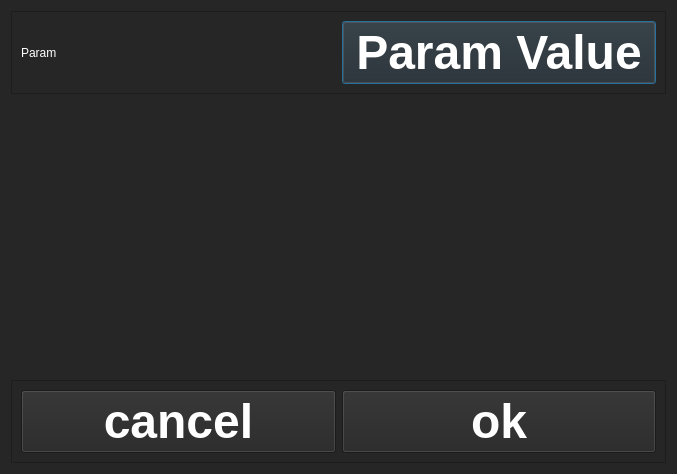
Old version of the form flipVerticalLayout/dialog.ui in the repository laszlo-avotra-tips/layout.
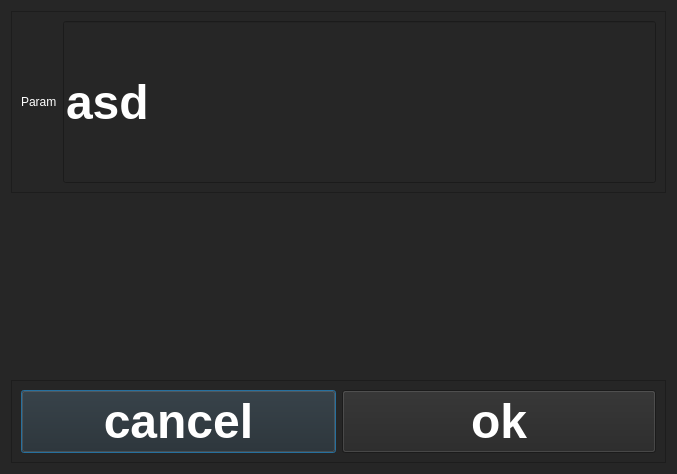
New version of the form. Custom widgets are drawn as their Qt base class.

Diff of the .ui file:
```diff
--- a/flipVerticalLayout/dialog.ui
+++ b/flipVerticalLayout/dialog.ui
@@ -25,6 +25,9 @@
 font: bold 48px;
 qproperty-flat: true;
 }
+QLineEdit{
+font: bold 48px;
+}
 </string>
   </property>
   <property name="modal">
@@ -60,15 +63,15 @@
        </widget>
       </item>
       <item>
-       <widget class="QPushButton" name="pushButtonField">
-        <property name="minimumSize">
-         <size>
-          <width>0</width>
-          <height>50</height>
-         </size>
+       <widget class="myLineEdit" name="lineEditField">
+        <property name="sizePolicy">
+         <sizepolicy hsizetype="Expanding" vsizetype="Expanding">
+          <horstretch>0</horstretch>
+          <verstretch>0</verstretch>
+         </sizepolicy>
         </property>
         <property name="text">
-         <string>Param Value</string>
+         <string>asd</string>
         </property>
        </widget>
       </item>
@@ -128,6 +131,13 @@
    </item>
   </layout>
  </widget>
+ <customwidgets>
+  <customwidget>
+   <class>myLineEdit</class>
+   <extends>QLineEdit</extends>
+   <header location="global">mylineedit.h</header>
+  </customwidget>
+ </customwidgets>
  <tabstops>
   <tabstop>pushButtonOK</tabstop>
   <tabstop>pushButtonCancel</tabstop>
```
